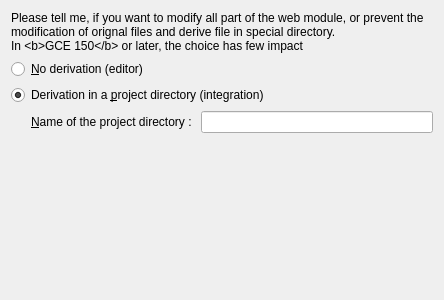
Before: the Qt Designer form plugins/generix/projectproperty/wizard/newgenerixderivation1page.ui in phoenix741/xinx, drawn with Qt 5.
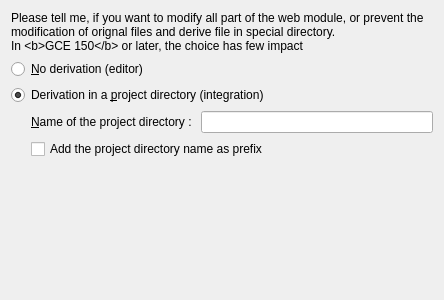
After: the same form once the commit is applied.

Commit message: fixes #350 : Now a check box permit to add the project directory path as prefix, and not as suffix (only for a project < 150)

The edit to the form file:
```diff
--- a/plugins/generix/projectproperty/wizard/newgenerixderivation1page.ui
+++ b/plugins/generix/projectproperty/wizard/newgenerixderivation1page.ui
@@ -67,6 +67,8 @@
       </spacer>
      </item>
      <item>
+      <layout class="QGridLayout" name="gridLayout">
+       <item row="0" column="0">
       <widget class="QLabel" name="label">
        <property name="text">
         <string>&amp;Name of the project directory : </string>
@@ -76,8 +78,17 @@
        </property>
       </widget>
      </item>
-     <item>
+       <item row="0" column="1">
       <widget class="QLineEdit" name="m_projectPathEdit"/>
+       </item>
+       <item row="1" column="0" colspan="2">
+        <widget class="QCheckBox" name="m_projectDirectoryAsPrefix">
+         <property name="text">
+          <string>Add the project directory name as prefix</string>
+         </property>
+        </widget>
+       </item>
+      </layout>
      </item>
     </layout>
    </item>
```
Lines whose indentation alone changed are shown as unchanged. The commit also changes 5 other files.
